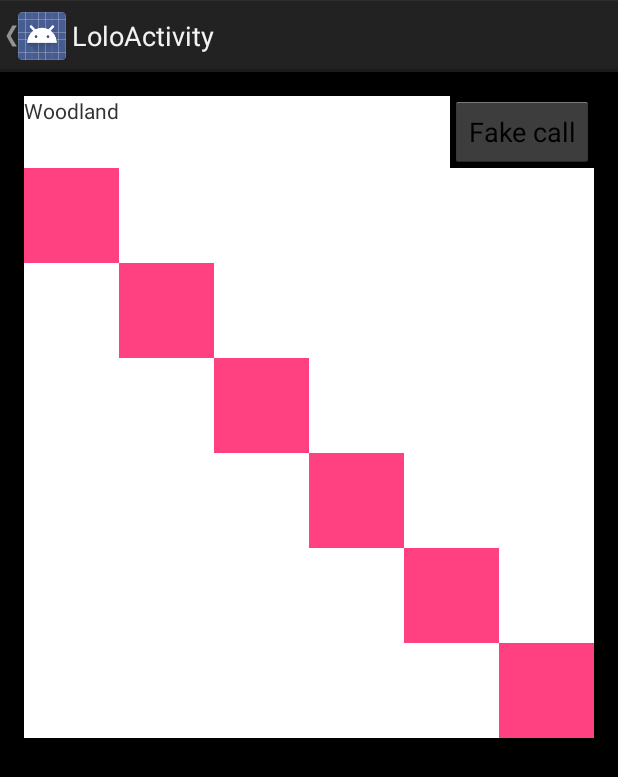
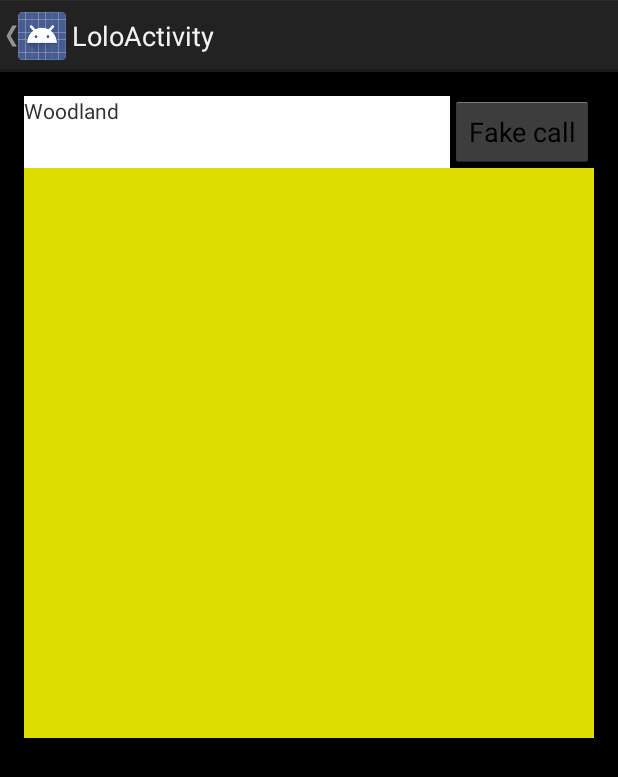
Before and after one commit to cpliu338/android_goodies, an Android app: the LoloActivity screen opened directly, with no data from a screen before it, on a phone screen of 412 x 824 dp. Shown: the top 777 px of the screen. Run offline under Robolectric (Android 15) with nearby library versions, the phone set to English and light mode, and no system bars.

Commit message:
20170731

```diff
--- a/app/src/main/java/hk/org/woodland/lolo/LoloView.java
+++ b/app/src/main/java/hk/org/woodland/lolo/LoloView.java
@@ -2,6 +2,7 @@ package hk.org.woodland.lolo;
 
 import android.content.Context;
 import android.graphics.Canvas;
+import android.graphics.Color;
 import android.graphics.Paint;
 import android.os.Bundle;
 import android.os.Parcelable;
@@ -21,13 +22,58 @@ public class LoloView extends View {
 
     private static final String VIEW_STATE = "viewState";
     private static final String TAG = "Lolo";
+    private Context context;
+
+    public static final int SIZE = 6;
+    private Game game;
 
     private float width1;    // width1 of one tile in dp
-    //private float height1;   // height1 of one tile in dp
     int size; // loloview size in px
+
+    static class Game {
+        private short colors[][];   //
+        private short values[][];   //
+
+        Game() {
+            colors = new short[SIZE][SIZE];
+            values = new short[SIZE][SIZE];
+            for (short i=0; i<SIZE; i++) {
+                for (short j=0; j<SIZE; j++) {
+                    colors[i][j] = 1;
+                    values[i][j] = 1;
+                }
+            }
+        }
+
+        void setColorAtXY(Context context, short x, short y, int color) {
+
+        }
+    }
+
+    public int getColorValueAtXY(short x, short y) {
+        switch (game.colors[x][y]) {
+            case 1: return context.getResources().getColor(R.color.color1);
+            case 2: return context.getResources().getColor(R.color.color2);
+            case 3: return context.getResources().getColor(R.color.color3);
+            case 50: return context.getResources().getColor(R.color.color50);
+            case 0:
+            default:
+                return context.getResources().getColor(R.color.color0);
+        }
+    }
+
+    public short getColorAtXY(short x, short y) {
+        return game.colors[x][y];
+    }
+
+    public void setColorAtXY(short x, short y, short color) {
+        game.colors[x][y] = color;
+    }
 
     public LoloView(Context context, AttributeSet attrs) {
         super(context, attrs);
+        this.context = context;
+        game = new Game();
         setFocusable(true);
         setFocusableInTouchMode(true);
     }
@@ -71,11 +117,13 @@ public class LoloView extends View {
         // Draw the background...
         Log.d(TAG, "Draw with width (dp): " + width1);
         Paint background = new Paint();
-        background.setColor(getResources().getColor(android.R.color.white));
-        canvas.drawRect(0, 0, (int)(width1 *6f), (int)(width1 *6f), background);
-        background.setColor(getResources().getColor(R.color.colorAccent));
-        for (int i=0; i<6; i++) {
-            canvas.drawRect(i*width1, i*width1, (i+1)*width1, (i+1)*width1, background);
+        //background.setColor(getResources().getColor(android.R.color.white));
+        //canvas.drawRect(0, 0, (int)(width1 *6f), (int)(width1 *6f), background);
+        for (short i=0; i<SIZE; i++) {
+            for (short j=0; j<SIZE; j++) {
+                background.setColor(getColorValueAtXY(i, j));
+                canvas.drawRect(i * width1, j * width1, (i + 1) * width1, (j + 1) * width1, background);
+            }
         }
     }
 
--- a/app/src/main/res/values/colors.xml
+++ b/app/src/main/res/values/colors.xml
@@ -3,4 +3,9 @@
     <color name="colorPrimary">#3F51B5</color>
     <color name="colorPrimaryDark">#303F9F</color>
     <color name="colorAccent">#FF4081</color>
+    <color name="color0">#000000</color>
+    <color name="color1">#DDDD00</color>
+    <color name="color2">#FF4081</color>
+    <color name="color3">#8888CC</color>
+    <color name="color50">#303F9F</color>
 </resources>
```
Also changed, not shown: app/src/main/java/hk/org/woodland/lolo/LoloActivity.java (+8 -3 lines).
